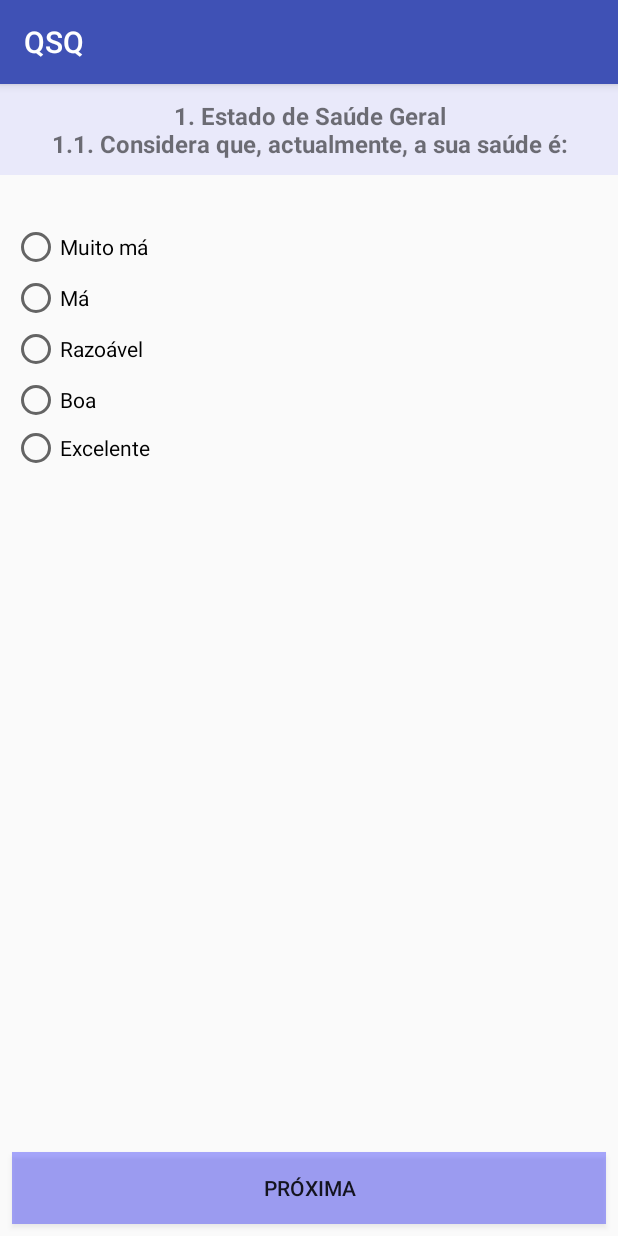
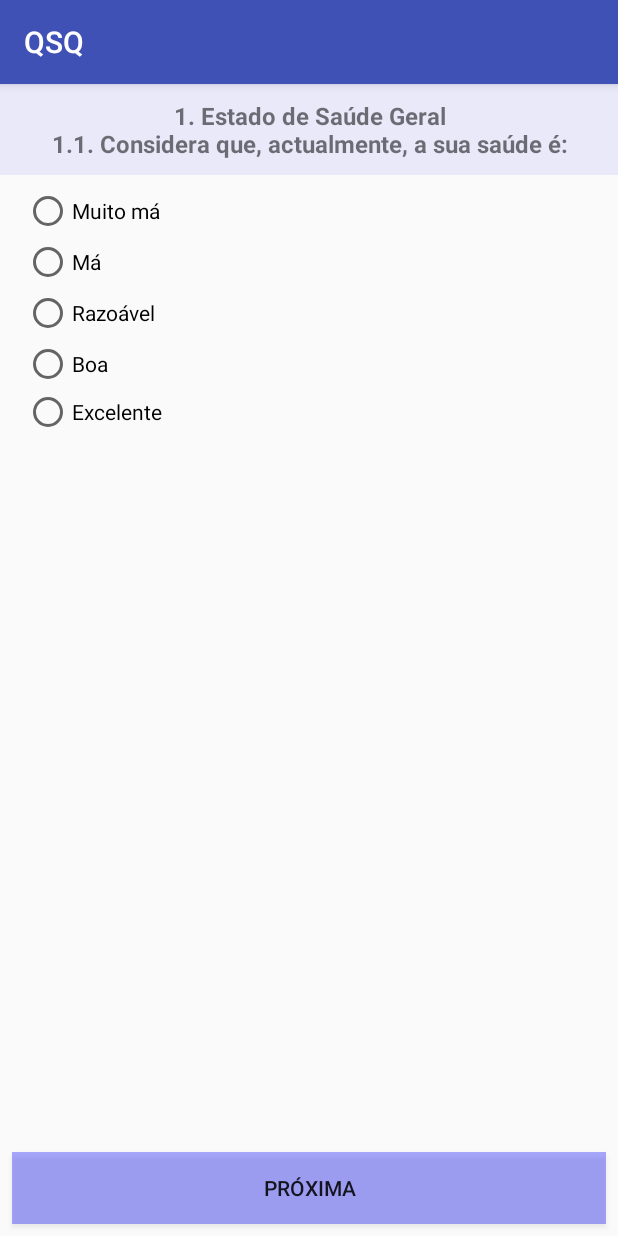
Before and after one commit to raulfmiranda/QSQ, an Android app: the FormActivity screen opened directly, with no data from a screen before it, on a phone screen of 412 x 824 dp. Run offline under Robolectric (Android 15) with nearby library versions, the phone set to English and light mode, and no system bars.

Commit message:
Concluída versão inicial das telas com questões

```diff
--- a/app/src/main/java/com/blogspot/raulfmiranda/qsq/FormActivity.kt
+++ b/app/src/main/java/com/blogspot/raulfmiranda/qsq/FormActivity.kt
@@ -4,11 +4,11 @@ import android.content.Intent
 import android.support.v7.app.AppCompatActivity
 import android.os.Bundle
 import android.support.v7.app.AlertDialog
+import android.text.Editable
 import android.text.method.ScrollingMovementMethod
 import android.util.Log
 import android.view.WindowManager
-import android.widget.RadioButton
-import android.widget.Toast
+import android.widget.*
 import com.blogspot.raulfmiranda.qsq.R
 import com.blogspot.raulfmiranda.qsq.model.*
 import kotlinx.android.synthetic.main.activity_form.*
@@ -124,6 +124,21 @@ class FormActivity : AppCompatActivity() {
             else {
                 Toast.makeText(this, "Escolha uma opção.", Toast.LENGTH_SHORT).show()
             }
+
+            txtMostrarImg.setOnClickListener {
+                if(frameImg.visibility == FrameLayout.VISIBLE) {
+                    txtMostrarImg.setText("Mostrar imagem")
+                    frameImg.visibility = FrameLayout.GONE
+                } else {
+                    frameImg.visibility = FrameLayout.VISIBLE
+                    txtMostrarImg.setText("Esconder imagem")
+                }
+            }
+
+            frameImg.setOnClickListener {
+                txtMostrarImg.setText("Mostrar imagem")
+                it.visibility = FrameLayout.GONE
+            }
         }
 
     }
@@ -132,15 +147,39 @@ class FormActivity : AppCompatActivity() {
 
         txtPergunta.text = questao.pergunta
 
+//        for(i in questao.respostas.indices) {
         for (i in 0..8) {
             var rdResposta = radioGroup.getChildAt(i) as RadioButton
             if(!questao.respostas[i].isNullOrBlank()) {
                 rdResposta.text = questao.respostas[i]
                 rdResposta.visibility = RadioButton.VISIBLE
+
             } else {
                 rdResposta.text = ""
-                rdResposta.visibility = RadioButton.INVISIBLE
+                rdResposta.visibility = RadioButton.GONE
+//                rdResposta.visibility = RadioButton.INVISIBLE
             }
+        }
+
+        if(questao.respostas.size > 9) {
+            rdResposta9.visibility = RadioButton.VISIBLE
+            edtResposta.visibility = EditText.VISIBLE
+            edtResposta.setText("")
+            edtResposta.clearFocus()
+            edtResposta.isCursorVisible = false
+            rdResposta9.text = questao.respostas[9]
+        } else {
+            edtResposta.setText("")
+            edtResposta.isCursorVisible = false
+            rdResposta9.visibility = RadioButton.GONE
+            edtResposta.visibility = EditText.GONE
+        }
+
+        if(questionarioAtual.status == 21) {
+            txtMostrarImg.visibility = TextView.VISIBLE
+        } else {
+            txtMostrarImg.visibility = TextView.GONE
+            frameImg.visibility = FrameLayout.GONE
         }
     }
 
@@ -189,8 +228,8 @@ class FormActivity : AppCompatActivity() {
         var r4 = mutableListOf("Não", "Sim", "", "", "", "", "", "", "")
         val q4 = Questao("1.4. Foi sujeito a alguma intervenção cirúrgica nos últimos 12 meses?", r4, -1)
 
-        var r5 = mutableListOf("(colocar campo para escrever o nome da intervenção)", nsa, "", "", "", "", "", "", "")
-        val q5 = Questao("1.4.1. Caso tenha sido sujeito a intervensão nos últimos 12 meses, especifique:", r5, -1)
+        var r5 = mutableListOf(nsa, "", "", "", "", "", "", "", "", "Intervenção:")
+        val q5 = Questao("1.4.1. Caso tenha sido sujeito a intervensão nos últimos 12 meses, especifique.", r5, -1)
 
         var r6 = mutableListOf("Não", "Sim", "", "", "", "", "", "", "")
         val q6 = Questao("2. Autonomia\n2.1. É autónomo em todas as tarefas diárias (ex: vestir-se, tomar banho, etc.)?", r6, -1)
@@ -204,7 +243,7 @@ class FormActivity : AppCompatActivity() {
         var r9 = mutableListOf("Não", "Sim", "", "", "", "", "", "", "")
         val q9 = Questao("3. Doenças Crónicas e Medicação\n3.1. Toma medicamentos actualmente?", r9, -1)
 
-        var r10 = mutableListOf("(colocar campo para escrever o quantos medicamentos toma)", nsa, "", "", "", "", "", "", "")
+        var r10 = mutableListOf(nsa, "", "", "", "", "", "", "", "", "Quantidade:")
         val q10 = Questao("3.1.1. Caso tome medicamentos actualmente, quantos toma?", r10, -1)
 
         var r11 = mutableListOf("Não", "Sim", nsa, "", "", "", "", "", "")
@@ -216,7 +255,7 @@ class FormActivity : AppCompatActivity() {
         var r13 = mutableListOf("Não", "Sim", nsa, "", "", "", "", "", "")
         val q13 = Questao("4.1.1. Esse medo de cair o impede-o de realizar alguma(s) das actividades diárias? que se seguem?", r13, -1)
 
-        var r14 = mutableListOf("(colocar campo para escrever quantas vezes caiu)", nsa, "", "", "", "", "", "", "")
+        var r14 = mutableListOf(nsa, "", "", "", "", "", "", "", "", "Quantidade:")
         val q14 = Questao("4.2. No último ano (12 meses) quantas vezes caiu?", r14, -1)
 
         var r15 = mutableListOf(
@@ -231,7 +270,9 @@ class FormActivity : AppCompatActivity() {
                 "Tropecei",
                 "Perdi os sentidos",
                 "Tive uma tontura",
-                "Senti fraqueza nas pernas", "Outra (colocar campo)", nsa, "", "")
+                "Senti fraqueza nas pernas",
+                nsa, "", "", "",
+                "Outra:")
         val q16 = Questao("4.2.1. Em relação à pior queda (consequência mais grave).\nPorque caiu?", r16, -1)
 
         var r17 = mutableListOf(
@@ -242,10 +283,11 @@ class FormActivity : AppCompatActivity() {
                 "Descer escadas",
                 "Baixar ou Levantar",
                 "Ultrapassar Obstáculo (passeio, outro)",
-                "Outra (colocar campo)", nsa)
+                nsa, "",
+                "Outra:")
         val q17 = Questao("4.2.1. Em relação à pior queda (consequência mais grave).\nO que estava a fazer?", r17, -1)
 
-        var r18 = mutableListOf("(colocar campo para escrever o tempo)", nsa, "", "", "", "", "", "", "")
+        var r18 = mutableListOf(nsa, "", "", "", "", "", "", "", "", "Dias:")
         val q18 = Questao("4.2.1. Em relação à pior queda (consequência mais grave).\n" +
                 "Como resultado da queda, quanto tempo esteve impossibilitado de realizar as actividades normais do dia-a-dia?", r18, -1)
 
--- a/app/src/main/res/layout/activity_form.xml
+++ b/app/src/main/res/layout/activity_form.xml
@@ -25,9 +25,9 @@
     <RadioGroup
         android:id="@+id/radioGroup"
         android:layout_width="wrap_content"
-        android:layout_height="300dp"
-        android:layout_marginStart="8dp"
-        android:layout_marginTop="32dp"
+        android:layout_height="wrap_content"
+        android:layout_marginStart="16dp"
+        android:layout_marginTop="8dp"
         app:layout_constraintStart_toStartOf="parent"
         app:layout_constraintTop_toBottomOf="@+id/txtPergunta">
 
@@ -100,6 +100,13 @@
             android:layout_height="wrap_content"
             android:layout_weight="1"
             android:text="Resposta 8" />
+
+        <RadioButton
+            android:id="@+id/rdResposta9"
+            android:layout_width="wrap_content"
+            android:layout_height="wrap_content"
+            android:layout_weight="1"
+            android:text="Outra" />
     </RadioGroup>
 
     <Button
@@ -114,4 +121,55 @@
         app:layout_constraintBottom_toBottomOf="parent"
         app:layout_constraintEnd_toEndOf="parent"
         app:layout_constraintStart_toStartOf="parent" />
+
+    <EditText
+        android:id="@+id/edtResposta"
+        android:layout_width="wrap_content"
+        android:layout_height="wrap_content"
+        android:layout_marginStart="30dp"
+        android:layout_weight="1"
+        android:ems="10"
+        android:inputType="textPersonName"
+        android:paddingBottom="6dp"
+        android:text="Outra"
+        android:textSize="14sp"
+        app:layout_constraintStart_toStartOf="@+id/radioGroup"
+        app:layout_constraintTop_toBottomOf="@+id/radioGroup" />
+
+    <TextView
+        android:id="@+id/txtMostrarImg"
+        android:layout_width="wrap_content"
+        android:layout_height="wrap_content"
+        android:layout_marginBottom="16dp"
+        android:layout_marginEnd="8dp"
+        android:layout_marginStart="8dp"
+        android:text="Mostrar Imagem"
+        app:layout_constraintBottom_toTopOf="@+id/btnProx"
+        app:layout_constraintEnd_toEndOf="parent"
+        app:layout_constraintStart_toStartOf="parent" />
+
+    <FrameLayout
+        android:id="@+id/frameImg"
+        android:layout_width="250dp"
+        android:layout_height="326dp"
+        android:layout_marginBottom="8dp"
+        android:layout_marginEnd="8dp"
+        android:layout_marginStart="8dp"
+        android:layout_marginTop="8dp"
+        android:visibility="gone"
+        android:elevation="4dp"
+        android:background="@color/colorLightBlue"
+        app:layout_constraintBottom_toBottomOf="@+id/btnProx"
+        app:layout_constraintEnd_toEndOf="parent"
+        app:layout_constraintStart_toStartOf="parent"
+        app:layout_constraintTop_toTopOf="@+id/txtPergunta"
+        app:layout_constraintVertical_bias="0.521">
+
+        <ImageView
+            android:id="@+id/imageView2"
+            android:layout_width="wrap_content"
+            android:layout_height="wrap_content"
+            app:srcCompat="@drawable/corpo" />
+    </FrameLayout>
+
 </android.support.constraint.ConstraintLayout>
```
Also changed, not shown: app/src/main/AndroidManifest.xml (+12 -3 lines), app/src/main/java/com/blogspot/raulfmiranda/qsq/FormActivity2.kt (added, +12 -0 lines), app/src/main/res/layout/activity_form2.xml (added, +144 -0 lines), app/src/main/res/values/strings.xml (+40 -0 lines), app/src/main/res/drawable/corpo.png (added), app/src/main/res/drawable/pessoa_idosa_launcher_48.png (deleted).
